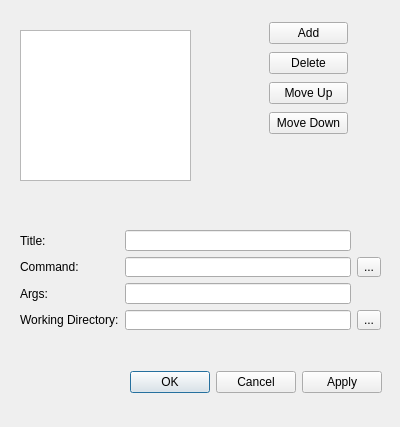
Before: the Qt Designer form delta3d/utilities/STAGE/externaltooldialog.ui in delta3d/delta3d, drawn with Qt 5.
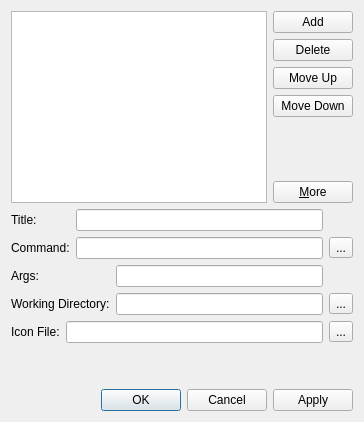
After: the same form once the commit is applied.

Commit message: Added ability to set an optional icon file for STAGE's external tool configuration.

Patch:
```diff
--- a/delta3d/utilities/STAGE/externaltooldialog.ui
+++ b/delta3d/utilities/STAGE/externaltooldialog.ui
@@ -12,15 +12,14 @@
   <property name="windowTitle" >
    <string>External Tools</string>
   </property>
-  <widget class="QWidget" name="verticalLayoutWidget" >
-   <property name="geometry" >
-    <rect>
-     <x>269</x>
-     <y>20</y>
-     <width>79</width>
-     <height>120</height>
-    </rect>
+  <layout class="QGridLayout" name="gridLayout_3" >
+   <property name="sizeConstraint" >
+    <enum>QLayout::SetFixedSize</enum>
    </property>
+   <item row="0" column="0" >
+    <widget class="QListWidget" name="toolList" />
+   </item>
+   <item row="0" column="1" >
    <layout class="QVBoxLayout" name="verticalLayout" >
     <item>
      <widget class="QPushButton" name="addButton" >
@@ -66,43 +65,38 @@
       </property>
      </widget>
     </item>
-   </layout>
-  </widget>
-  <widget class="QListWidget" name="toolList" >
-   <property name="geometry" >
-    <rect>
-     <x>20</x>
-     <y>30</y>
-     <width>171</width>
-     <height>151</height>
-    </rect>
-   </property>
-  </widget>
-  <widget class="QDialogButtonBox" name="buttonBox" >
-   <property name="geometry" >
-    <rect>
-     <x>0</x>
-     <y>370</y>
-     <width>382</width>
-     <height>25</height>
-    </rect>
-   </property>
+     <item>
+      <spacer name="verticalSpacer" >
    <property name="orientation" >
-    <enum>Qt::Horizontal</enum>
-   </property>
-   <property name="standardButtons" >
-    <set>QDialogButtonBox::Apply|QDialogButtonBox::Cancel|QDialogButtonBox::Ok</set>
-   </property>
-  </widget>
-  <widget class="QWidget" name="layoutWidget" >
-   <property name="geometry" >
-    <rect>
-     <x>20</x>
-     <y>230</y>
-     <width>361</width>
-     <height>100</height>
-    </rect>
-   </property>
+        <enum>Qt::Vertical</enum>
+       </property>
+       <property name="sizeHint" stdset="0" >
+        <size>
+         <width>20</width>
+         <height>40</height>
+        </size>
+       </property>
+      </spacer>
+     </item>
+     <item>
+      <widget class="QPushButton" name="moreButton" >
+       <property name="toolTip" >
+        <string>Display more configurable options.</string>
+       </property>
+       <property name="text" >
+        <string>&amp;More</string>
+       </property>
+       <property name="checkable" >
+        <bool>true</bool>
+       </property>
+       <property name="checked" >
+        <bool>false</bool>
+       </property>
+      </widget>
+     </item>
+    </layout>
+   </item>
+   <item row="1" column="0" colspan="2" >
    <layout class="QGridLayout" name="gridLayout" >
     <item row="0" column="0" >
      <widget class="QLabel" name="titleLabel" >
@@ -139,43 +133,97 @@
       </property>
      </widget>
     </item>
-    <item row="2" column="0" >
+    </layout>
+   </item>
+   <item row="2" column="0" colspan="2" >
+    <widget class="QWidget" native="1" name="extensionWidget" >
+     <layout class="QGridLayout" name="gridLayout_2" >
+      <property name="margin" >
+       <number>0</number>
+      </property>
+      <item row="0" column="0" colspan="2" >
      <widget class="QLabel" name="argsLabel" >
       <property name="text" >
        <string>Args:</string>
       </property>
      </widget>
     </item>
-    <item row="2" column="1" >
+      <item row="0" column="2" >
      <widget class="QLineEdit" name="argsEdit" >
       <property name="toolTip" >
        <string>Any command line arguments to pass to the external tool.  Seperate arguments with spaces.</string>
       </property>
      </widget>
     </item>
-    <item row="3" column="0" >
+      <item row="1" column="0" colspan="2" >
      <widget class="QLabel" name="workingDirLabel" >
       <property name="text" >
        <string>Working Directory:</string>
       </property>
      </widget>
     </item>
-    <item row="3" column="1" >
+      <item row="1" column="2" >
      <widget class="QLineEdit" name="workingDirEdit" >
       <property name="toolTip" >
        <string>The working directory to run the external tool from</string>
       </property>
      </widget>
     </item>
-    <item row="3" column="2" >
+      <item row="1" column="3" >
      <widget class="QToolButton" name="workingDirButton" >
       <property name="text" >
        <string>...</string>
       </property>
      </widget>
     </item>
-   </layout>
-  </widget>
+      <item row="4" column="0" >
+       <widget class="QLabel" name="iconFileLabel" >
+        <property name="text" >
+         <string>Icon File:</string>
+        </property>
+       </widget>
+      </item>
+      <item row="4" column="1" colspan="2" >
+       <widget class="QLineEdit" name="iconFileEdit" >
+        <property name="toolTip" >
+         <string>The filename of the optional icon file to use for this tool</string>
+        </property>
+       </widget>
+      </item>
+      <item row="4" column="3" >
+       <widget class="QToolButton" name="iconDirButton" >
+        <property name="text" >
+         <string>...</string>
+        </property>
+       </widget>
+      </item>
+     </layout>
+    </widget>
+   </item>
+   <item row="4" column="0" colspan="2" >
+    <widget class="QDialogButtonBox" name="buttonBox" >
+     <property name="orientation" >
+      <enum>Qt::Horizontal</enum>
+     </property>
+     <property name="standardButtons" >
+      <set>QDialogButtonBox::Apply|QDialogButtonBox::Cancel|QDialogButtonBox::Ok</set>
+     </property>
+    </widget>
+   </item>
+   <item row="3" column="0" >
+    <spacer name="verticalSpacer_2" >
+     <property name="orientation" >
+      <enum>Qt::Vertical</enum>
+     </property>
+     <property name="sizeHint" stdset="0" >
+      <size>
+       <width>20</width>
+       <height>40</height>
+      </size>
+     </property>
+    </spacer>
+   </item>
+  </layout>
  </widget>
  <tabstops>
   <tabstop>toolList</tabstop>
```
Left out of the diff: 27 changed lines with no effect on the pictures. Lines whose indentation alone changed are shown as unchanged. The commit also changes 7 other files.
